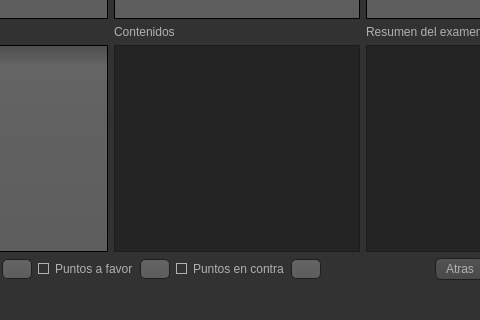
The window that resources/ui/MainWindow.ui (WalterCM/QuizMan) describes before a commit, drawn with Qt 5; both pictures show x 169 to 649 and y 280 to 600 of the 800 by 600 pixel window.
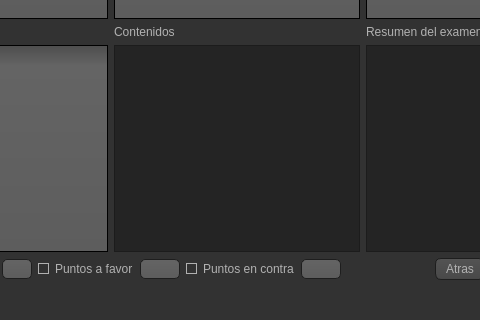
The same window after the commit. The open tabs and pages were chosen to show the change. Icons and pictures are not drawn.

Commit message: Fixed size of line edit for pointa for and against and fixed results and calculation of amount of answered questions

Diff of the .ui file:
```diff
--- a/resources/ui/MainWindow.ui
+++ b/resources/ui/MainWindow.ui
@@ -955,7 +955,7 @@
            <widget class="QLineEdit" name="positivePoints">
             <property name="maximumSize">
              <size>
-              <width>30</width>
+              <width>40</width>
               <height>16777215</height>
              </size>
             </property>
@@ -972,7 +972,7 @@
            <widget class="QLineEdit" name="negativePoints">
             <property name="maximumSize">
              <size>
-              <width>30</width>
+              <width>40</width>
               <height>16777215</height>
              </size>
             </property>
```
The commit also changes 2 other files.
